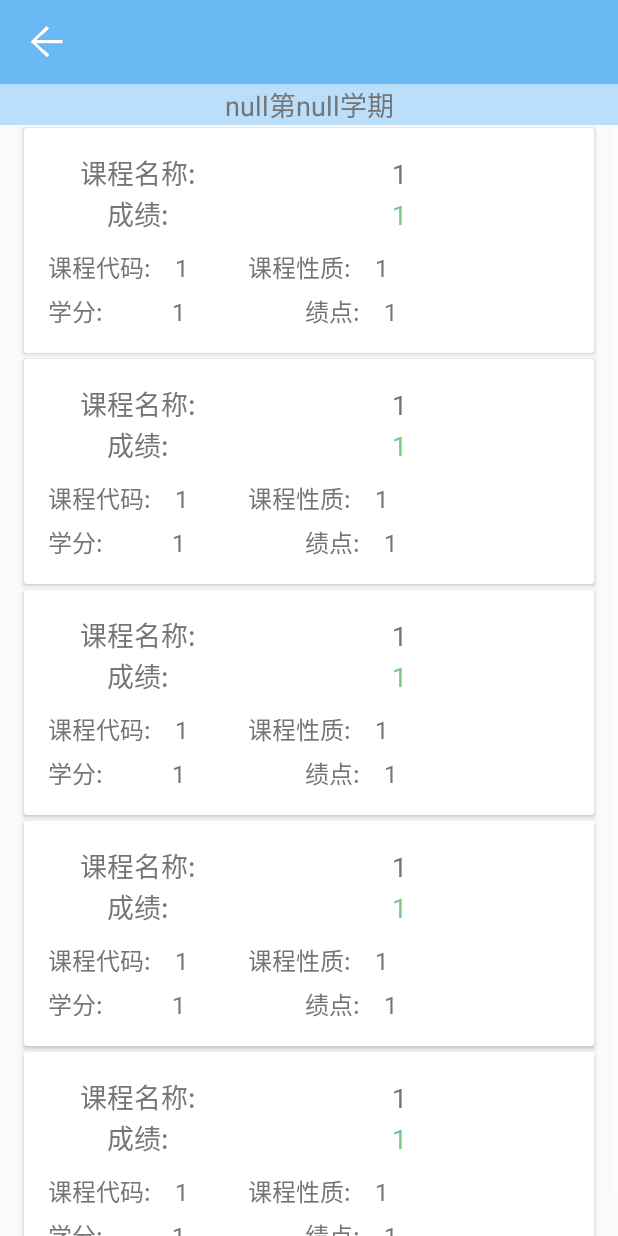
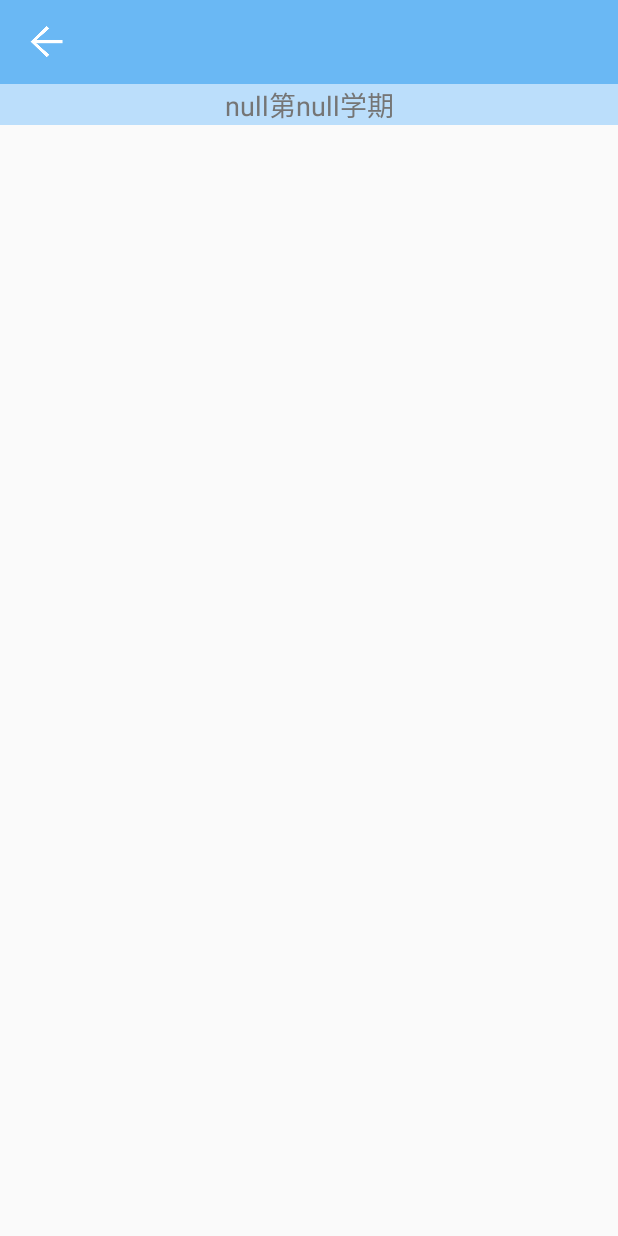
Before and after one commit to pray-for/XYJW, an Android app: the ScoreActivity screen opened directly, with no data from a screen before it, on a phone screen of 412 x 824 dp. Run offline under Robolectric (Android 15) with nearby library versions, the phone set to English and light mode, and no system bars; 1 statement that could not run was skipped.

Commit message:
Update ScoreRecyclerAdapter.java

```diff
--- a/app/src/main/java/com/example/zhangjiawen/education/Adapter/ScoreRecyclerAdapter.java
+++ b/app/src/main/java/com/example/zhangjiawen/education/Adapter/ScoreRecyclerAdapter.java
@@ -16,10 +16,7 @@ import java.util.ArrayList;
  */
 public class ScoreRecyclerAdapter extends RecyclerView.Adapter<RecyclerView.ViewHolder> {
 
-    /**
-     * 及格线
-     */
-    private static final int PASS_SCORE = 60;
+
     private Context context;
     private LayoutInflater layoutInflater;
 
@@ -38,36 +35,25 @@ public class ScoreRecyclerAdapter extends RecyclerView.Adapter<RecyclerView.View
     @Override
     public RecyclerView.ViewHolder onCreateViewHolder(ViewGroup parent, int viewType) {
         ScoreItemHolder scoreItemHolder = new ScoreItemHolder(layoutInflater.inflate(R.layout.score_item_layout, parent, false));
-//        ScoreItemHolder scoreItemHolder = new ScoreItemHolder(layoutInflater.from(parent.getContext()).inflate(R.layout.score_item_layout, parent, false));
         return scoreItemHolder;
     }
 
     @Override
     public void onBindViewHolder(RecyclerView.ViewHolder holder, int position) {
-//        //从list集合中取出数据绑定到view
-//        ((ScoreItemHolder) holder).getTextView_scoreName().setText(courseInfoArrayList.get(position).getCourse_name());
-//        ((ScoreItemHolder) holder).getTextView_score().setText(courseInfoArrayList.get(position).getCourse_score());
-//        //如果分数没有达到及格线，则显示红色，否则显示绿色
+        //从list集合中取出数据绑定到view
+        ((ScoreItemHolder) holder).getTextView_scoreName().setText(courseInfoArrayList.get(position).getCourse_name());
+        ((ScoreItemHolder) holder).getTextView_score().setText(courseInfoArrayList.get(position).getCourse_score());
 //        ((ScoreItemHolder) holder).getTextView_score().setTextColor(Integer.parseInt(((ScoreItemHolder) holder).getTextView_score().getText().toString()) < PASS_SCORE ? context.getResources().getColor(R.color.score_failed) : context.getResources().getColor(R.color.score_pass));
-//        ((ScoreItemHolder) holder).getTextView_scoreNumber().setText(courseInfoArrayList.get(position).getCourse_code());
-//        ((ScoreItemHolder) holder).getTextView_scoreAveragePoint().setText(courseInfoArrayList.get(position).getCourse_average_point());
-//        ((ScoreItemHolder) holder).getTextView_scoreCredit().setText(courseInfoArrayList.get(position).getCourse_credit());
-//        ((ScoreItemHolder) holder).getTextView_scoreNature().setText(courseInfoArrayList.get(position).getCourse_nature());
-
-        //从list集合中取出数据绑定到view
-        ((ScoreItemHolder) holder).getTextView_scoreName();
-        ((ScoreItemHolder) holder).getTextView_score();
-        ((ScoreItemHolder) holder).getTextView_score();
-        ((ScoreItemHolder) holder).getTextView_scoreNumber();
-        ((ScoreItemHolder) holder).getTextView_scoreAveragePoint();
-        ((ScoreItemHolder) holder).getTextView_scoreCredit();
-        ((ScoreItemHolder) holder).getTextView_scoreNature();
+//        ((ScoreItemHolder) holder).getTextView_score().setText(courseInfoArrayList.get(position).getCourse);
+        ((ScoreItemHolder) holder).getTextView_scoreNumber().setText(courseInfoArrayList.get(position).getCourse_code());
+        ((ScoreItemHolder) holder).getTextView_scoreAveragePoint().setText(courseInfoArrayList.get(position).getCourse_average_point());
+        ((ScoreItemHolder) holder).getTextView_scoreCredit().setText(courseInfoArrayList.get(position).getCourse_credit());
+        ((ScoreItemHolder) holder).getTextView_scoreNature().setText(courseInfoArrayList.get(position).getCourse_nature());
 
     }
 
     @Override
     public int getItemCount() {
-//        return courseInfoArrayList.size();
-        return 5;
+        return courseInfoArrayList.size();
     }
 }
```
